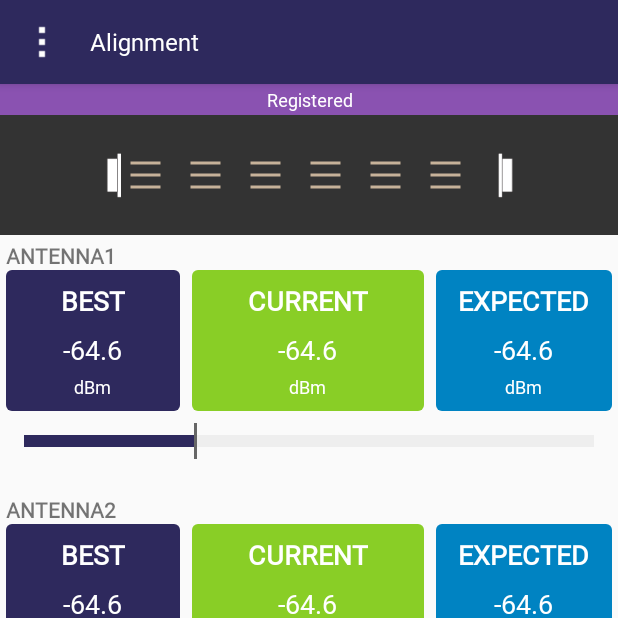
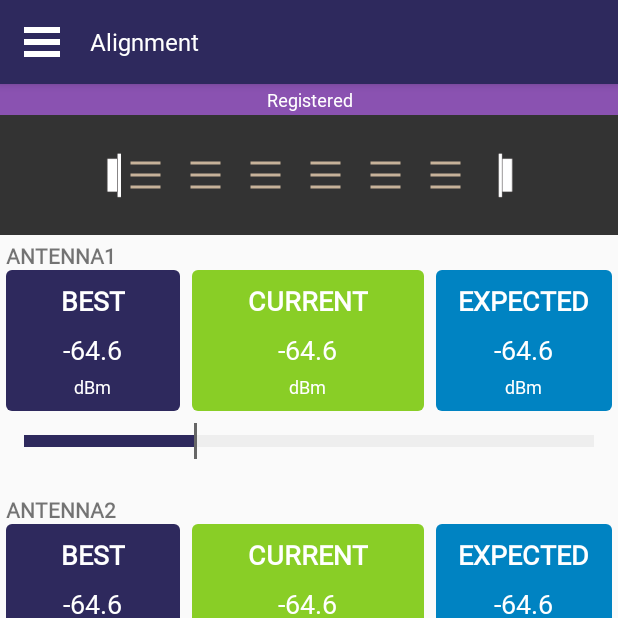
Before and after one commit to PhaniKumarDV/androidapprepo, an Android app: the AlignmentActivity screen opened directly, with no data from a screen before it, on a phone screen of 412 x 824 dp, the top half of it. Run offline under Robolectric (Android 15) with nearby library versions, the light colour scheme and no system bars; our stand-ins replace Firebase (no records; nobody signed in at launch, a user with empty details on screens opened directly); libraries missing offline, so code that uses them is left out: com.hsq.kw; Roboto replaces fonts that are not available here; 3 statements that could not run were skipped.

Commit message:
Fixing review comments

```diff
--- a/app/src/main/java/com/hitsquadtechnologies/sifyconnect/View/BaseActivity.java
+++ b/app/src/main/java/com/hitsquadtechnologies/sifyconnect/View/BaseActivity.java
@@ -61,7 +61,7 @@ public class BaseActivity extends AppCompatActivity
                     self.startActivity(new Intent(self, HomeActivity.class));
                 }
             });
-            mToolbar.setNavigationIcon(R.drawable.menu_icon);
+            mToolbar.setNavigationIcon(R.drawable.hamburger);
         }
         if (!isNavEnabled && drawerLayoutId >= 0 && drawerNavId >= 0) {
             this.mDrawerLayout = findViewById(drawerLayoutId);
--- /dev/null
+++ b/app/src/main/res/drawable/hamburger.xml
@@ -0,0 +1,18 @@
+<?xml version="1.0" encoding="utf-8"?>
+<layer-list xmlns:android="http://schemas.android.com/apk/res/android">
+    <item android:width="24dp" android:height="4dp">
+        <shape>
+            <solid android:color="#FFFFFF"/>
+        </shape>
+    </item>
+    <item android:top="8dp" android:width="24dp" android:height="4dp">
+        <shape>
+            <solid android:color="#FFFFFF"/>
+        </shape>
+    </item>
+    <item android:top="16dp" android:width="24dp" android:height="4dp">
+        <shape>
+            <solid android:color="#FFFFFF"/>
+        </shape>
+    </item>
+</layer-list>
```
